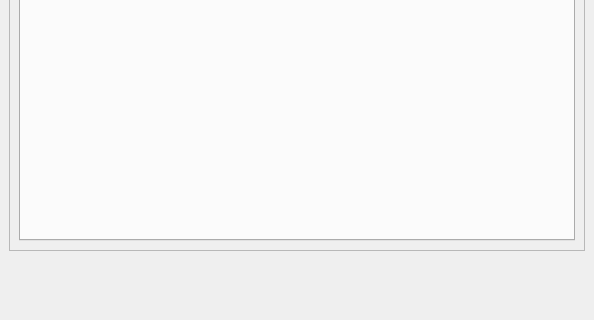
This is gissupport_plugin/modules/uldk/plugin_dockwidget_base.ui in gis-support/gis-support-plugin as Qt 5 draws it before an edit; both pictures show x 0 to 594 and y 396 to 716 of the 594 by 716 pixel window. The edited form follows.
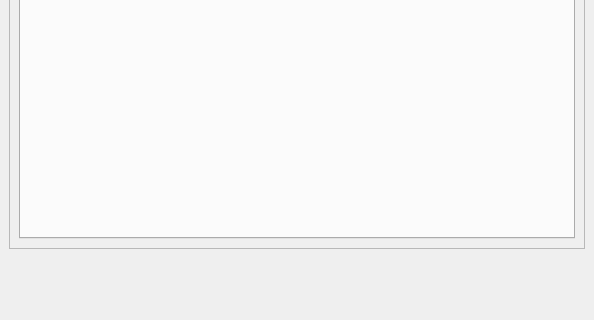
This is the edited form. Custom widgets are drawn as their Qt base class.

Diff of the .ui file:
```diff
--- a/gissupport_plugin/modules/uldk/plugin_dockwidget_base.ui
+++ b/gissupport_plugin/modules/uldk/plugin_dockwidget_base.ui
@@ -455,6 +455,7 @@
      <widget class="QLabel" name="label_usemaps_text">
       <property name="font">
        <font>
+        <pointsize>10</pointsize>
         <weight>50</weight>
         <bold>false</bold>
        </font>
@@ -469,6 +470,11 @@
     </item>
     <item>
      <widget class="QLabel" name="label_usemaps_link">
+       <property name="font">
+       <font>
+        <pointsize>10</pointsize>
+       </font>
+      </property>
       <property name="textFormat">
        <enum>Qt::RichText</enum>
       </property>
```
